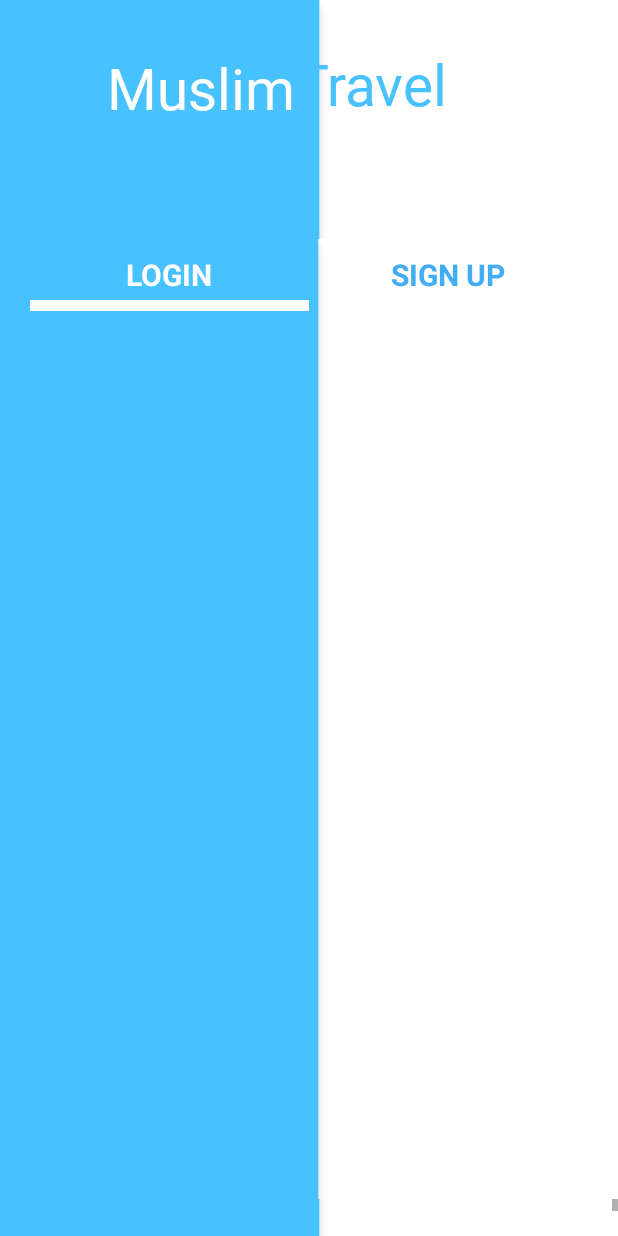
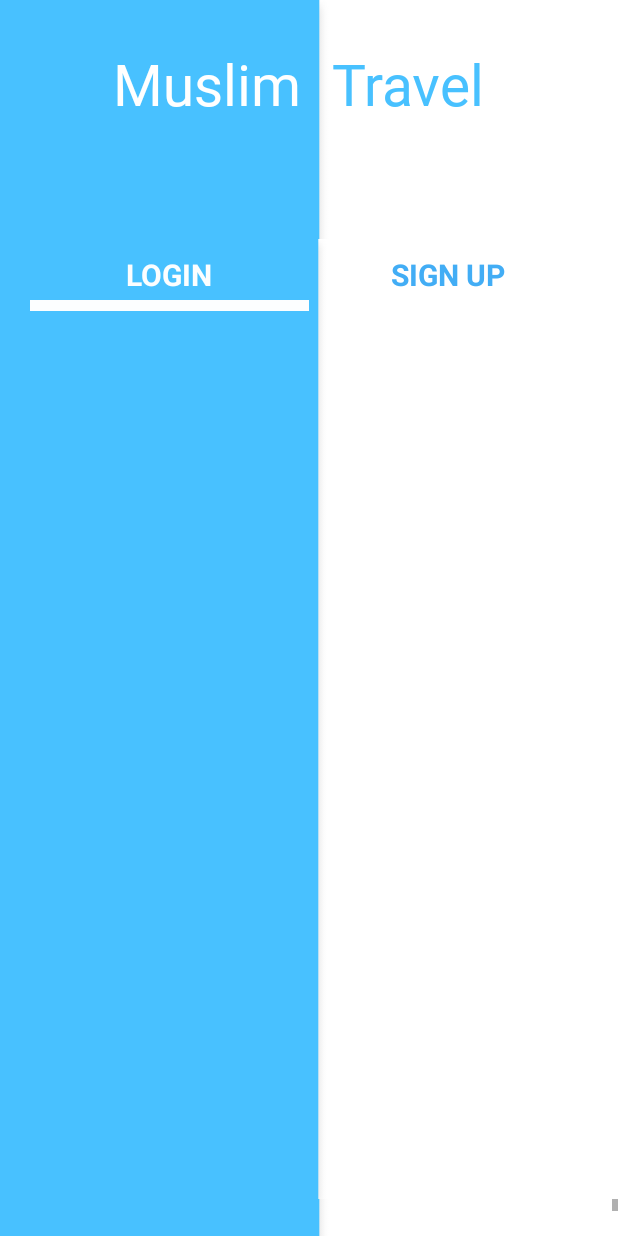
Before and after one commit to fazri09/android_muslim_hotel, an Android app: the SigninActivity screen opened directly, with no data from a screen before it, on a phone screen of 412 x 824 dp. Run offline under Robolectric (Android 15) with nearby library versions, the light colour scheme and no system bars; our stand-ins replace Volley.

Commit message:
responsif signup xml

```diff
--- a/app/src/main/res/layout/activity_signin.xml
+++ b/app/src/main/res/layout/activity_signin.xml
@@ -7,31 +7,37 @@
     tools:context=".ui.SigninActivity"
     android:background="@drawable/background"
     android:orientation="vertical">
-    <LinearLayout
-        android:layout_marginLeft="71dp"
-        android:layout_width="wrap_content"
+    <RelativeLayout
+        android:layout_width="match_parent"
         android:layout_height="wrap_content"
         android:layout_marginTop="30dp"
         >
+        <View
+            android:id="@+id/pemisah_tv"
+            android:layout_width="0dp"
+            android:layout_height="0dp"
+            android:layout_centerInParent="true"/>
         <TextView
+            android:layout_marginRight="5dp"
+            android:layout_toLeftOf="@+id/pemisah_tv"
             android:fontFamily="@font/bestrong"
             android:textSize="38sp"
-            android:layout_gravity="center"
             android:layout_width="wrap_content"
             android:layout_height="83dp"
             android:text="Muslim"
             android:textColor="#FFFFFF"
             />
         <TextView
+            android:layout_marginLeft="15dp"
+            android:layout_toRightOf="@+id/pemisah_tv"
             android:fontFamily="@font/bestrong"
             android:textSize="38sp"
-            android:layout_gravity="center"
             android:layout_width="wrap_content"
             android:layout_height="89dp"
             android:text="Travel"
             android:textColor="#48C1FF"
             />
-    </LinearLayout>
+    </RelativeLayout>
 
 
     <com.google.android.material.tabs.TabLayout
```
